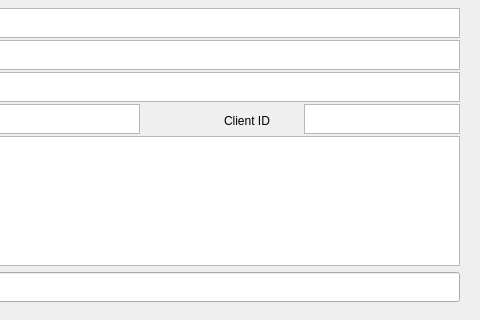
Above: seq_qt5/forms/qsessionframe.ui from ahlstromcj/seq66 before the change; both pictures show x 200 to 680 and y 0 to 320 of the 680 by 457 pixel window. Below: the same form after it.
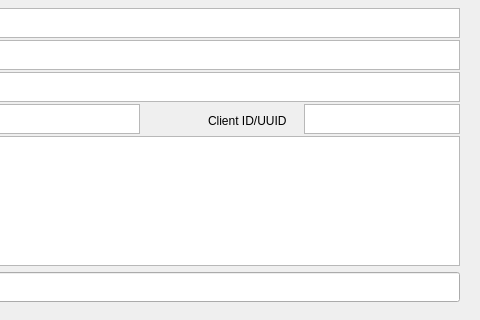
That is the form after the change.

What changed in the file:
```diff
--- a/seq_qt5/forms/qsessionframe.ui
+++ b/seq_qt5/forms/qsessionframe.ui
@@ -239,14 +239,14 @@
   <widget class="QLabel" name="clientIdLabel">
    <property name="geometry">
     <rect>
-     <x>424</x>
+     <x>408</x>
      <y>112</y>
-     <width>73</width>
+     <width>89</width>
      <height>18</height>
     </rect>
    </property>
    <property name="text">
-    <string>Client ID</string>
+    <string>Client ID/UUID</string>
    </property>
   </widget>
   <widget class="QTextEdit" name="displayNameText">
```
